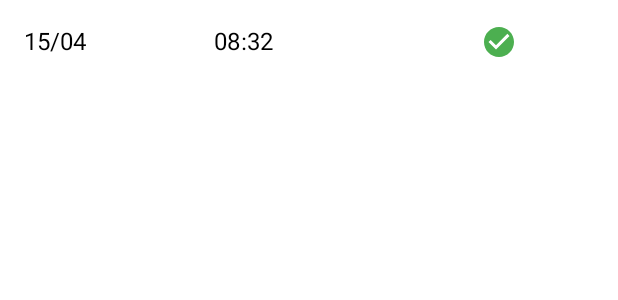
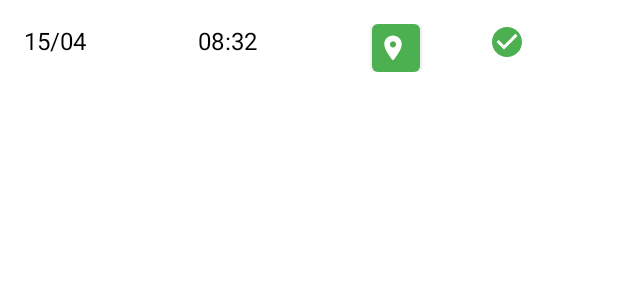
Before and after one commit to sourcecodedev/WorkTrace, an Android app: the layout item_asistencia.xml on its own in the app's theme, with its tools: preview values and no code run, on a phone screen of 412 x 824 dp. Shown: the top 300 px of the screen. Run offline under Robolectric (Android 15) with nearby library versions, the phone set to English and light mode, and no system bars.

Commit message:
se agrego boton de ubicacion a historial de asistencia y se agrego funcionalidad a la fecha y hora de las ventanas marcar entrada y salida

```diff
--- /dev/null
+++ b/app/src/main/res/drawable/ic_location.xml
@@ -0,0 +1,10 @@
+<?xml version="1.0" encoding="utf-8"?>
+<vector xmlns:android="http://schemas.android.com/apk/res/android"
+    android:width="24dp"
+    android:height="24dp"
+    android:viewportWidth="24"
+    android:viewportHeight="24">
+    <path
+        android:fillColor="#FFFFFFFF"
+        android:pathData="M12,2C8.13,2 5,5.13 5,9c0,5.25 7,13 7,13s7-7.75 7-13c0-3.87-3.13-7-7-7zm0,9.5c-1.38,0-2.5-1.12-2.5-2.5s1.12-2.5 2.5-2.5 2.5,1.12 2.5,2.5-1.12,2.5-2.5,2.5z"/>
+</vector>
--- a/app/src/main/res/layout/item_asistencia.xml
+++ b/app/src/main/res/layout/item_asistencia.xml
@@ -1,5 +1,6 @@
 <?xml version="1.0" encoding="utf-8"?>
 <LinearLayout xmlns:android="http://schemas.android.com/apk/res/android"
+    xmlns:app="http://schemas.android.com/apk/res-auto"
     android:layout_width="match_parent"
     android:layout_height="wrap_content"
     android:orientation="horizontal"
@@ -23,6 +24,23 @@
         android:textColor="@color/black"
         android:layout_weight="1" />
 
+    <com.google.android.material.button.MaterialButton
+        android:id="@+id/btnUbicacion"
+        android:layout_width="32dp"
+        android:layout_height="32dp"
+        android:layout_gravity="center"
+        android:insetTop="0dp"
+        android:insetBottom="0dp"
+        android:padding="4dp"
+        app:icon="@drawable/ic_location"
+        app:iconSize="20dp"
+        app:iconGravity="start"
+        app:iconTint="@color/white"
+        app:backgroundTint="@color/green_success"
+        app:cornerRadius="4dp"
+        android:gravity="center"
+        android:contentDescription="Ubicación" />
+
     <ImageView
         android:id="@+id/ivEstado"
         android:layout_width="0dp"
```
Also changed, not shown: app/src/main/java/com/upc/worktrace/MarcarEntradaActivity.kt (+37 -0 lines), app/src/main/java/com/upc/worktrace/MarcarSalidaActivity.kt (+37 -0 lines).
